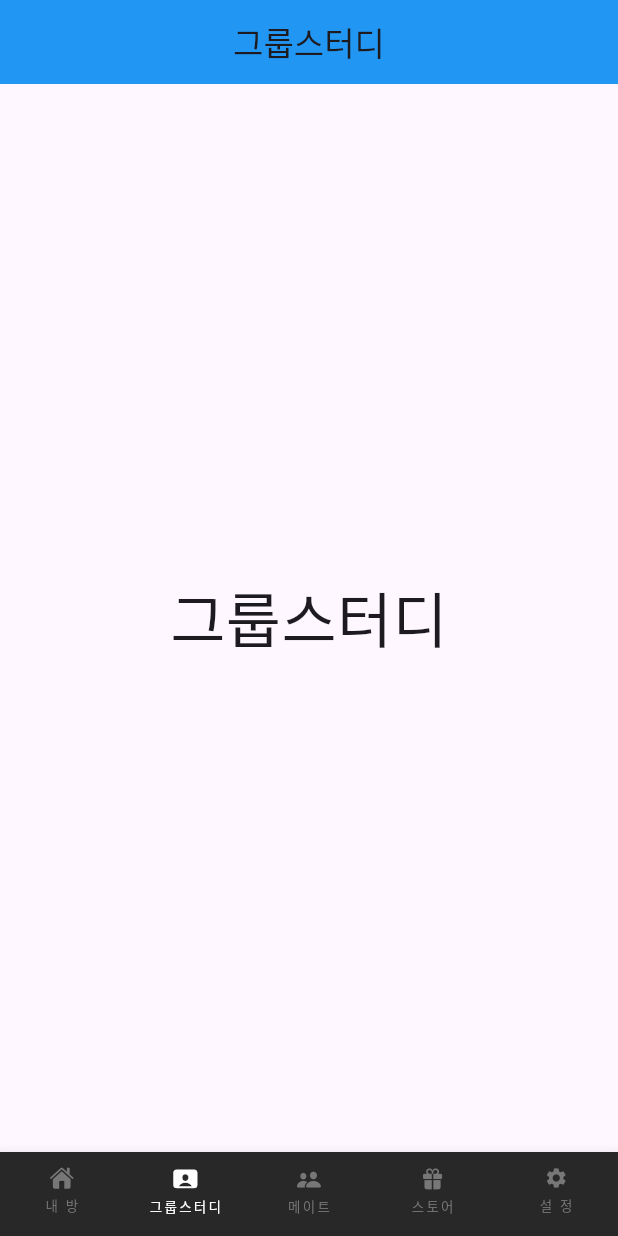
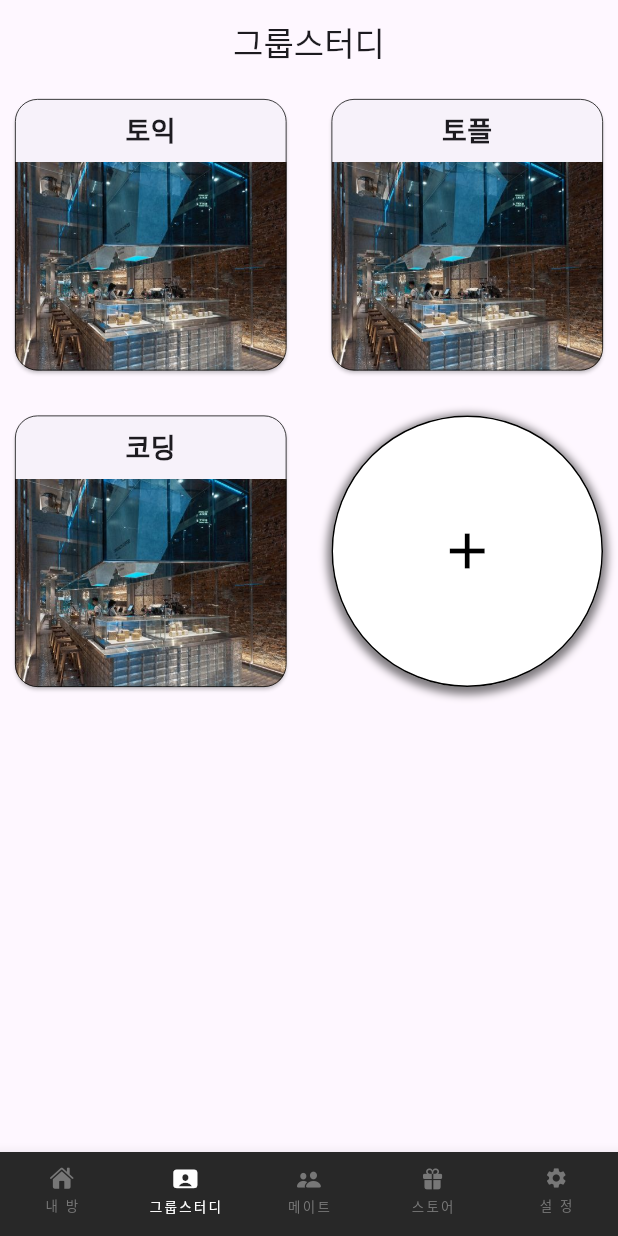
Before and after one commit to rainofmay/distance, a Flutter app: the screen it shows after launch, item 2 of the bottom bar chosen, on a phone screen of 412 x 824 dp. Run offline on Flutter 3.47's test engine with Material 3 defaults, Android fonts, the phone set to English and light mode, and no system bars; our stand-ins replace audioplayers, cloud_firestore, firebase_auth, firebase_core, google_mobile_ads, google_sign_in and 3 more; accounts and stored records are empty; Roboto replaces fonts that are missing (GmarketSansTTFMedium).

Commit message:
New: groupstudy.dart : 그룹 스터디 기본적인 UI 작성

```diff
--- a/lib/pages/groupstudy.dart
+++ b/lib/pages/groupstudy.dart
@@ -1,23 +1,142 @@
 import 'package:flutter/material.dart';
 
-class GroupStudy extends StatefulWidget {
-  const GroupStudy({super.key});
-
+class GroupStudy extends StatelessWidget {
   @override
-  State<GroupStudy> createState() => _GroupStudyState();
+  Widget build(BuildContext context) {
+    return MaterialApp(
+      title: 'Classroom App',
+      theme: ThemeData(
+        primarySwatch: Colors.blue,
+      ),
+      home: GroupStudyScreen(),
+    );
+  }
 }
 
-class _GroupStudyState extends State<GroupStudy> {
+class GroupStudyScreen extends StatelessWidget {
+  final List<String> groupStudyNames = [
+    '토익',
+    '토플',
+    '코딩',
+    // Add more group study names as needed
+  ];
+
   @override
   Widget build(BuildContext context) {
     return Scaffold(
       appBar: AppBar(
-        backgroundColor: Colors.blue,
-        elevation: 0,
+        title: Text('그룹스터디'),
         centerTitle: true,
-        title: Text('그룹스터디'),
       ),
-      body: Center(child: Text('그룹스터디',style: TextStyle(fontSize: 40))),
+      body: GridView.builder(
+        gridDelegate: SliverGridDelegateWithFixedCrossAxisCount(
+          crossAxisCount: 2,
+          crossAxisSpacing: 10.0,
+          mainAxisSpacing: 10.0,
+        ),
+        itemCount: groupStudyNames.length + 1, // +1 for "그룹 생성하기" 버튼
+        itemBuilder: (BuildContext context, int index) {
+          if (index == groupStudyNames.length) {
+            return AddGroupButton();
+          } else {
+            return GroupStudyCard(
+              name: groupStudyNames[index],
+              onPressed: () {
+                // 실행될 함수 호출
+                print('Pressed ${groupStudyNames[index]}');
+              },
+              imageAsset: 'assets/images/cafe1.jpeg',
+            );
+          }
+        },
+      ),
     );
   }
 }
+
+class GroupStudyCard extends StatelessWidget {
+  final String name;
+  final VoidCallback onPressed;
+  final String imageAsset;
+
+  GroupStudyCard({super.key, required this.name, required this.onPressed, required this.imageAsset});
+
+  @override
+  Widget build(BuildContext context) {
+    return Card(
+      margin: EdgeInsets.all(10.0),
+      shape: RoundedRectangleBorder(
+        borderRadius: BorderRadius.circular(15.0),
+        side: BorderSide(color: Colors.black, width: 0.5),
+      ),
+      child: InkWell(
+        onTap: onPressed,
+        child: Column(
+          crossAxisAlignment: CrossAxisAlignment.stretch,
+          children: <Widget>[
+            Padding(
+              padding: const EdgeInsets.all(8.0),
+              child: Text(
+                name,
+                style: TextStyle(fontSize: 18.0, fontWeight: FontWeight.bold),
+                textAlign: TextAlign.center,
+              ),
+            ),
+            Expanded(
+              child: ClipRRect(
+                borderRadius: BorderRadius.only(
+                  bottomLeft: Radius.circular(15.0),
+                  bottomRight: Radius.circular(15.0),
+                ),
+                child: Image.asset(
+                  imageAsset,
+                  fit: BoxFit.cover,
+                ),
+              ),
+            ),
+
+          ],
+        ),
+      ),
+    );
+  }
+}
+
+class AddGroupButton extends StatelessWidget {
+  @override
+  Widget build(BuildContext context) {
+    return GestureDetector(
+      onTap: () {
+        // "그룹 생성하기" 버튼이 눌렸을 때 실행되는 함수
+        print('Create Group');
+      },
+      child: Container(
+        margin: EdgeInsets.all(10.0),
+        decoration: BoxDecoration(
+          shape: BoxShape.circle,
+          color: Colors.white,
+          boxShadow: [
+            BoxShadow(
+              color: Colors.black.withOpacity(0.5),
+              spreadRadius: 3,
+              blurRadius: 4,
+              offset: Offset(0, 2),
+            ),
+          ],
+        ),
+        child: Container(
+          padding: EdgeInsets.all(8.0),
+          decoration: BoxDecoration(
+            shape: BoxShape.circle,
+            border: Border.all(color: Colors.black, width: 1.0),
+          ),
+          child: Icon(
+            Icons.add,
+            size: 40.0,
+            color: Colors.black,
+          ),
+        ),
+      ),
+    );
+  }
+}
```
